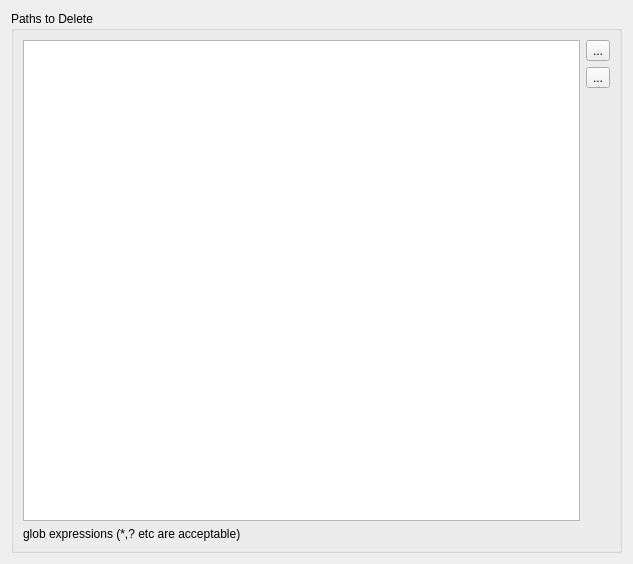
Qt form UI/Preferences/PathsToDelete.ui (towel42-com/MediaManager) before a commit.
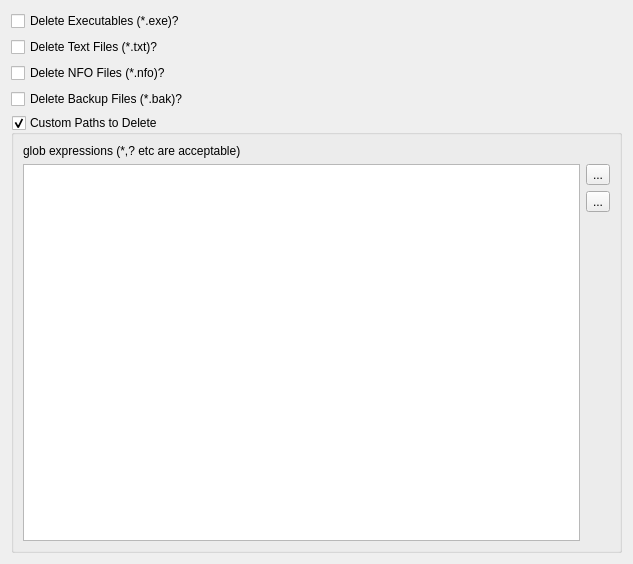
The same form after that commit. Icons and pictures are not drawn.

Commit message: For deltion of known, separate out exe, nfo, bak, txt and custom Allow for verifying tags, title or date

```diff
--- a/UI/Preferences/PathsToDelete.ui
+++ b/UI/Preferences/PathsToDelete.ui
@@ -15,12 +15,54 @@
   </property>
   <layout class="QVBoxLayout" name="verticalLayout">
    <item>
-    <widget class="QGroupBox" name="groupBox_6">
+    <widget class="QCheckBox" name="deleteEXE">
+     <property name="text">
+      <string>Delete Executables (*.exe)?</string>
+     </property>
+    </widget>
+   </item>
+   <item>
+    <widget class="QCheckBox" name="deleteTXT">
+     <property name="text">
+      <string>Delete Text Files (*.txt)?</string>
+     </property>
+    </widget>
+   </item>
+   <item>
+    <widget class="QCheckBox" name="deleteNFO">
+     <property name="text">
+      <string>Delete NFO Files (*.nfo)?</string>
+     </property>
+    </widget>
+   </item>
+   <item>
+    <widget class="QCheckBox" name="deleteBAK">
+     <property name="text">
+      <string>Delete Backup Files (*.bak)?</string>
+     </property>
+    </widget>
+   </item>
+   <item>
+    <widget class="QGroupBox" name="deleteCustom">
      <property name="title">
-      <string>Paths to Delete</string>
+      <string>Custom Paths to Delete</string>
+     </property>
+     <property name="checkable">
+      <bool>true</bool>
      </property>
      <layout class="QGridLayout" name="gridLayout_12">
-      <item row="2" column="1">
+      <item row="5" column="1">
+       <widget class="QToolButton" name="btnDelPathToDelete">
+        <property name="text">
+         <string>...</string>
+        </property>
+        <property name="icon">
+         <iconset resource="../../SABUtils/resources/SABUtils.qrc">
+          <normaloff>:/SABUtilsResources/delete.png</normaloff>:/SABUtilsResources/delete.png</iconset>
+        </property>
+       </widget>
+      </item>
+      <item row="6" column="1">
        <spacer name="verticalSpacer_11">
         <property name="orientation">
          <enum>Qt::Vertical</enum>
@@ -33,21 +75,7 @@
         </property>
        </spacer>
       </item>
-      <item row="1" column="1">
-       <widget class="QToolButton" name="btnDelPathToDelete">
-        <property name="text">
-         <string>...</string>
-        </property>
-        <property name="icon">
-         <iconset resource="../../SABUtils/resources/SABUtils.qrc">
-          <normaloff>:/SABUtilsResources/delete.png</normaloff>:/SABUtilsResources/delete.png</iconset>
-        </property>
-       </widget>
-      </item>
-      <item row="0" column="0" rowspan="3">
-       <widget class="QListView" name="pathsToDelete"/>
-      </item>
-      <item row="0" column="1">
+      <item row="4" column="1">
        <widget class="QToolButton" name="btnAddPathToDelete">
         <property name="text">
          <string>...</string>
@@ -58,7 +86,10 @@
         </property>
        </widget>
       </item>
-      <item row="3" column="0">
+      <item row="4" column="0" rowspan="3">
+       <widget class="QListView" name="pathsToDelete"/>
+      </item>
+      <item row="3" column="0" colspan="2">
        <widget class="QLabel" name="label_13">
         <property name="text">
          <string>glob expressions (*,? etc are acceptable)</string>
```
Left out of the diff: 9 changed lines with no effect on the pictures. The commit also changes 4 other files.
